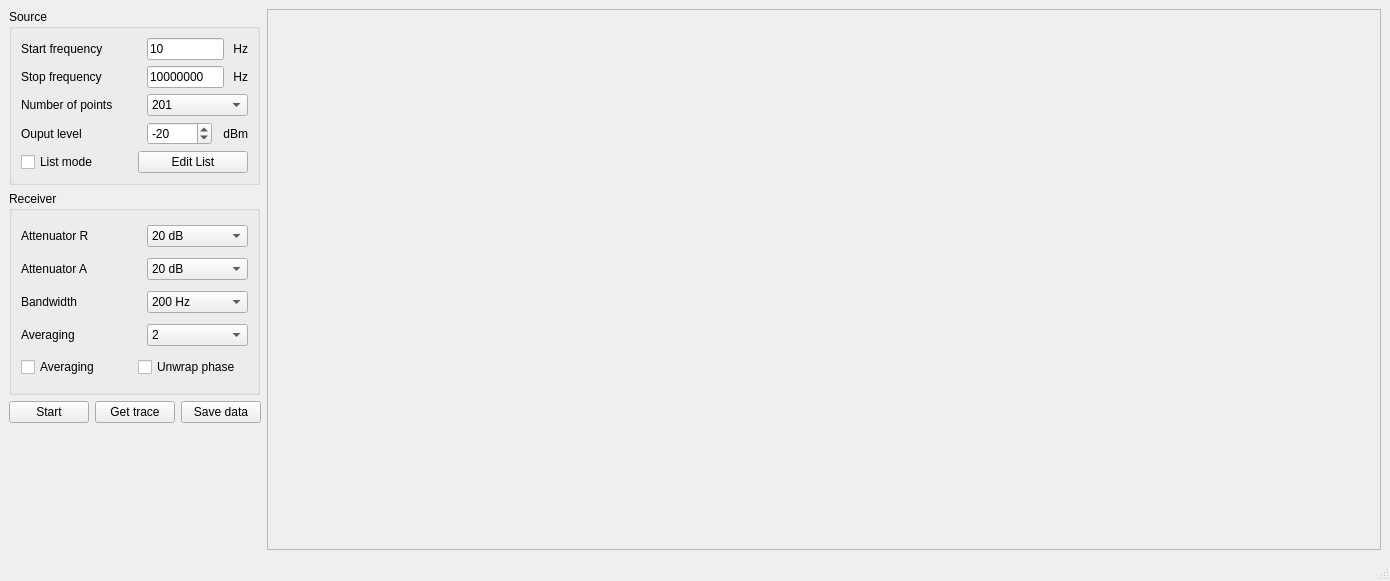
This is loopgain.ui in derlucae98/8751A_loop_gain_phase_gui as Qt 5 draws it before an edit. The edited form follows.
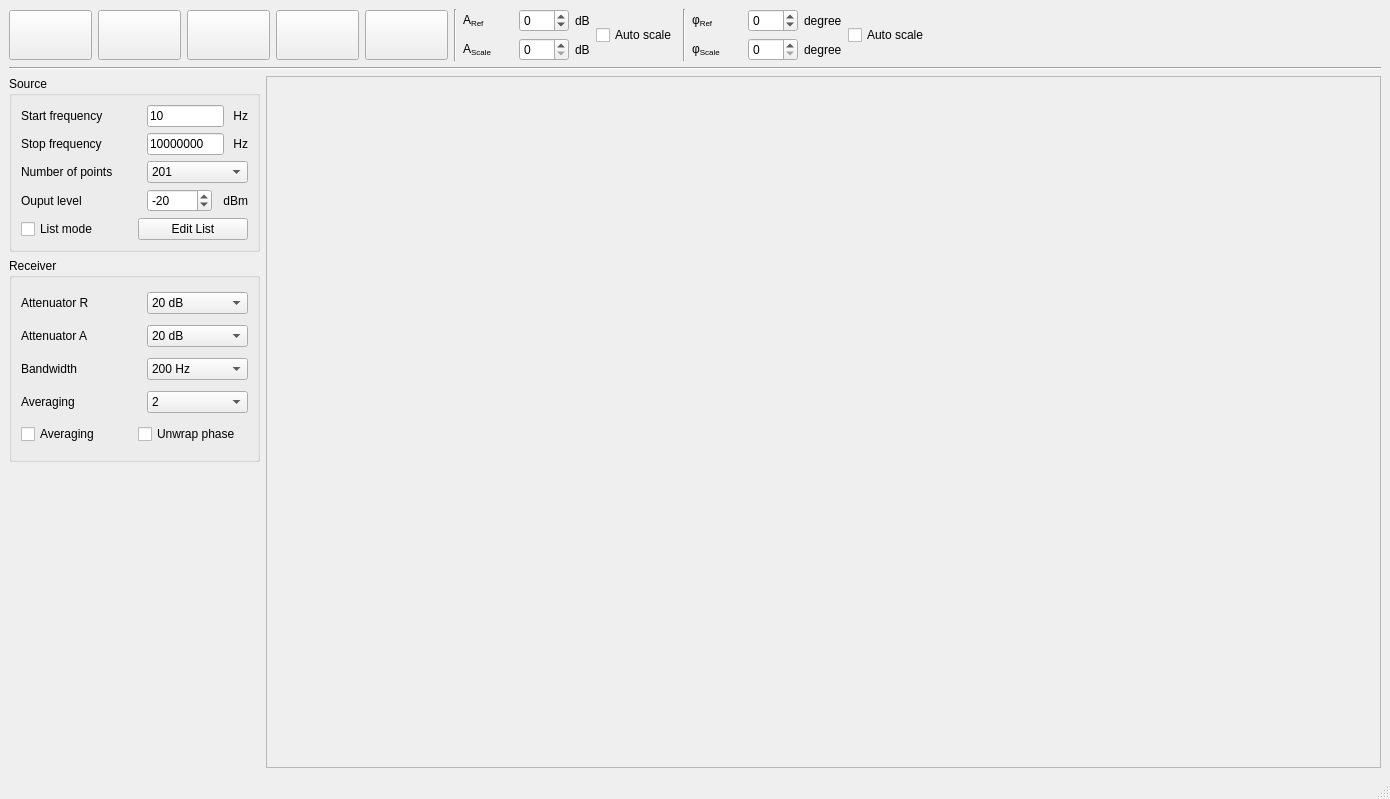
This is the edited form. Icons and pictures are not drawn.

Commit message: Update UI: Add icons to buttons

Patch:
```diff
--- a/loopgain.ui
+++ b/loopgain.ui
@@ -7,7 +7,7 @@
     <x>0</x>
     <y>0</y>
     <width>1390</width>
-    <height>581</height>
+    <height>799</height>
    </rect>
   </property>
   <property name="windowTitle">
@@ -15,7 +15,438 @@
   </property>
   <widget class="QWidget" name="centralwidget">
    <layout class="QFormLayout" name="formLayout">
-    <item row="0" column="0">
+    <item row="0" column="0" colspan="2">
+     <layout class="QVBoxLayout" name="verticalLayout_4">
+      <item>
+       <layout class="QHBoxLayout" name="horizontalLayout_16">
+        <item>
+         <widget class="QPushButton" name="pushButton">
+          <property name="minimumSize">
+           <size>
+            <width>50</width>
+            <height>50</height>
+           </size>
+          </property>
+          <property name="font">
+           <font>
+            <pointsize>21</pointsize>
+            <weight>50</weight>
+            <italic>false</italic>
+            <bold>false</bold>
+            <underline>false</underline>
+            <strikeout>false</strikeout>
+           </font>
+          </property>
+          <property name="toolTip">
+           <string>Export data</string>
+          </property>
+          <property name="text">
+           <string/>
+          </property>
+          <property name="icon">
+           <iconset resource="res.qrc">
+            <normaloff>:/img/res/export.png</normaloff>:/img/res/export.png</iconset>
+          </property>
+          <property name="iconSize">
+           <size>
+            <width>35</width>
+            <height>35</height>
+           </size>
+          </property>
+         </widget>
+        </item>
+        <item>
+         <widget class="QPushButton" name="pushButton_3">
+          <property name="minimumSize">
+           <size>
+            <width>50</width>
+            <height>50</height>
+           </size>
+          </property>
+          <property name="font">
+           <font>
+            <pointsize>21</pointsize>
+            <weight>50</weight>
+            <italic>false</italic>
+            <bold>false</bold>
+            <underline>false</underline>
+            <strikeout>false</strikeout>
+           </font>
+          </property>
+          <property name="toolTip">
+           <string>Load trace</string>
+          </property>
+          <property name="text">
+           <string/>
+          </property>
+          <property name="icon">
+           <iconset resource="res.qrc">
+            <normaloff>:/img/res/update.png</normaloff>:/img/res/update.png</iconset>
+          </property>
+          <property name="iconSize">
+           <size>
+            <width>30</width>
+            <height>30</height>
+           </size>
+          </property>
+         </widget>
+        </item>
+        <item>
+         <widget class="QPushButton" name="pushButton_4">
+          <property name="minimumSize">
+           <size>
+            <width>50</width>
+            <height>50</height>
+           </size>
+          </property>
+          <property name="font">
+           <font>
+            <pointsize>21</pointsize>
+            <weight>50</weight>
+            <italic>false</italic>
+            <bold>false</bold>
+            <underline>false</underline>
+            <strikeout>false</strikeout>
+           </font>
+          </property>
+          <property name="toolTip">
+           <string>Continous</string>
+          </property>
+          <property name="text">
+           <string/>
+          </property>
+          <property name="icon">
+           <iconset resource="res.qrc">
+            <normaloff>:/img/res/play.png</normaloff>:/img/res/play.png</iconset>
+          </property>
+          <property name="iconSize">
+           <size>
+            <width>35</width>
+            <height>35</height>
+           </size>
+          </property>
+          <property name="checkable">
+           <bool>true</bool>
+          </property>
+         </widget>
+        </item>
+        <item>
+         <widget class="QPushButton" name="pushButton_5">
+          <property name="minimumSize">
+           <size>
+            <width>50</width>
+            <height>50</height>
+           </size>
+          </property>
+          <property name="font">
+           <font>
+            <pointsize>21</pointsize>
+            <weight>50</weight>
+            <italic>false</italic>
+            <bold>false</bold>
+            <underline>false</underline>
+            <strikeout>false</strikeout>
+           </font>
+          </property>
+          <property name="toolTip">
+           <string>Single</string>
+          </property>
+          <property name="text">
+           <string/>
+          </property>
+          <property name="icon">
+           <iconset resource="res.qrc">
+            <normaloff>:/img/res/play_pause.png</normaloff>:/img/res/play_pause.png</iconset>
+          </property>
+          <property name="iconSize">
+           <size>
+            <width>35</width>
+            <height>35</height>
+           </size>
+          </property>
+          <property name="checkable">
+           <bool>true</bool>
+          </property>
+         </widget>
+        </item>
+        <item>
+         <widget class="QPushButton" name="pushButton_6">
+          <property name="minimumSize">
+           <size>
+            <width>50</width>
+            <height>50</height>
+           </size>
+          </property>
+          <property name="font">
+           <font>
+            <pointsize>21</pointsize>
+            <weight>50</weight>
+            <italic>false</italic>
+            <bold>false</bold>
+            <underline>false</underline>
+            <strikeout>false</strikeout>
+           </font>
+          </property>
+          <property name="toolTip">
+           <string>Hold</string>
+          </property>
+          <property name="text">
+           <string/>
+          </property>
+          <property name="icon">
+           <iconset resource="res.qrc">
+            <normaloff>:/img/res/stop.png</normaloff>:/img/res/stop.png</iconset>
+          </property>
+          <property name="iconSize">
+           <size>
+            <width>35</width>
+            <height>35</height>
+           </size>
+          </property>
+          <property name="checkable">
+           <bool>true</bool>
+          </property>
+         </widget>
+        </item>
+        <item>
+         <widget class="Line" name="line">
+          <property name="orientation">
+           <enum>Qt::Vertical</enum>
+          </property>
+         </widget>
+        </item>
+        <item>
+         <layout class="QVBoxLayout" name="verticalLayout_2">
+          <item>
+           <layout class="QHBoxLayout" name="horizontalLayout_12">
+            <item>
+             <widget class="QLabel" name="label_9">
+              <property name="minimumSize">
+               <size>
+                <width>50</width>
+                <height>0</height>
+               </size>
+              </property>
+              <property name="text">
+               <string>&lt;html&gt;&lt;head/&gt;&lt;body&gt;&lt;p&gt;A&lt;span style=&quot; vertical-align:sub;&quot;&gt;Ref&lt;/span&gt;&lt;/p&gt;&lt;/body&gt;&lt;/html&gt;</string>
+              </property>
+             </widget>
+            </item>
+            <item>
+             <widget class="QSpinBox" name="spinBox">
+              <property name="minimumSize">
+               <size>
+                <width>50</width>
+                <height>0</height>
+               </size>
+              </property>
+              <property name="maximumSize">
+               <size>
+                <width>50</width>
+                <height>16777215</height>
+               </size>
+              </property>
+              <property name="minimum">
+               <number>-100</number>
+              </property>
+              <property name="maximum">
+               <number>100</number>
+              </property>
+             </widget>
+            </item>
+            <item>
+             <widget class="QLabel" name="label_11">
+              <property name="text">
+               <string>dB</string>
+              </property>
+             </widget>
+            </item>
+           </layout>
+          </item>
+          <item>
+           <layout class="QHBoxLayout" name="horizontalLayout_13">
+            <item>
+             <widget class="QLabel" name="label_13">
+              <property name="minimumSize">
+               <size>
+                <width>50</width>
+                <height>0</height>
+               </size>
+              </property>
+              <property name="text">
+               <string>&lt;html&gt;&lt;head/&gt;&lt;body&gt;&lt;p&gt;A&lt;span style=&quot; vertical-align:sub;&quot;&gt;Scale&lt;/span&gt;&lt;/p&gt;&lt;/body&gt;&lt;/html&gt;</string>
+              </property>
+             </widget>
+            </item>
+            <item>
+             <widget class="QSpinBox" name="spinBox_2">
+              <property name="minimumSize">
+               <size>
+                <width>50</width>
+                <height>0</height>
+               </size>
+              </property>
+              <property name="maximumSize">
+               <size>
+                <width>50</width>
+                <height>16777215</height>
+               </size>
+              </property>
+              <property name="maximum">
+               <number>100</number>
+              </property>
+             </widget>
+            </item>
+            <item>
+             <widget class="QLabel" name="label_14">
+              <property name="text">
+               <string>dB</string>
+              </property>
+             </widget>
+            </item>
+           </layout>
+          </item>
+         </layout>
+        </item>
+        <item>
+         <widget class="QCheckBox" name="checkBox_2">
+          <property name="text">
+           <string>Auto scale</string>
+          </property>
+         </widget>
+        </item>
+        <item>
+         <widget class="Line" name="line_3">
+          <property name="orientation">
+           <enum>Qt::Vertical</enum>
+          </property>
+         </widget>
+        </item>
+        <item>
+         <layout class="QVBoxLayout" name="verticalLayout_3">
+          <item>
+           <layout class="QHBoxLayout" name="horizontalLayout_14">
+            <item>
+             <widget class="QLabel" name="label_15">
+              <property name="minimumSize">
+               <size>
+                <width>50</width>
+                <height>0</height>
+               </size>
+              </property>
+              <property name="text">
+               <string>&lt;html&gt;&lt;head/&gt;&lt;body&gt;&lt;p&gt;φ&lt;span style=&quot; vertical-align:sub;&quot;&gt;Ref&lt;/span&gt;&lt;/p&gt;&lt;/body&gt;&lt;/html&gt;</string>
+              </property>
+             </widget>
+            </item>
+            <item>
+             <widget class="QSpinBox" name="spinBox_3">
+              <property name="minimumSize">
+               <size>
+                <width>50</width>
+                <height>0</height>
+               </size>
+              </property>
+              <property name="maximumSize">
+               <size>
+                <width>50</width>
+                <height>16777215</height>
+               </size>
+              </property>
+              <property name="minimum">
+               <number>-360</number>
+              </property>
+              <property name="maximum">
+               <number>360</number>
+              </property>
+             </widget>
+            </item>
+            <item>
+             <widget class="QLabel" name="label_16">
+              <property name="text">
+               <string>degree</string>
+              </property>
+             </widget>
+            </item>
+           </layout>
+          </item>
+          <item>
+           <layout class="QHBoxLayout" name="horizontalLayout_15">
+            <item>
+             <widget class="QLabel" name="label_17">
+              <property name="minimumSize">
+               <size>
+                <width>50</width>
+                <height>0</height>
+               </size>
+              </property>
+              <property name="text">
+               <string>&lt;html&gt;&lt;head/&gt;&lt;body&gt;&lt;p&gt;φ&lt;span style=&quot; vertical-align:sub;&quot;&gt;Scale&lt;/span&gt;&lt;/p&gt;&lt;/body&gt;&lt;/html&gt;</string>
+              </property>
+             </widget>
+            </item>
+            <item>
+             <widget class="QSpinBox" name="spinBox_4">
+              <property name="minimumSize">
+               <size>
+                <width>50</width>
+                <height>0</height>
+               </size>
+              </property>
+              <property name="maximumSize">
+               <size>
+                <width>50</width>
+                <height>16777215</height>
+               </size>
+              </property>
+              <property name="maximum">
+               <number>360</number>
+              </property>
+             </widget>
+            </item>
+            <item>
+             <widget class="QLabel" name="label_18">
+              <property name="text">
+               <string>degree</string>
+              </property>
+             </widget>
+            </item>
+           </layout>
+          </item>
+         </layout>
+        </item>
+        <item>
+         <widget class="QCheckBox" name="checkBox_3">
+          <property name="text">
+           <string>Auto scale</string>
+          </property>
+         </widget>
+        </item>
+        <item>
+         <spacer name="horizontalSpacer">
+          <property name="orientation">
+           <enum>Qt::Horizontal</enum>
+          </property>
+          <property name="sizeHint" stdset="0">
+           <size>
+            <width>40</width>
+            <height>20</height>
+           </size>
+          </property>
+         </spacer>
+        </item>
+       </layout>
+      </item>
+      <item>
+       <widget class="Line" name="line_2">
+        <property name="orientation">
+         <enum>Qt::Horizontal</enum>
+        </property>
+       </widget>
+      </item>
+     </layout>
+    </item>
+    <item row="1" column="0">
      <layout class="QVBoxLayout" name="verticalLayout">
       <item>
        <widget class="QGroupBox" name="grpSource">
@@ -474,40 +905,6 @@
         </layout>
        </widget>
       </item>
-      <item>
-       <layout class="QHBoxLayout" name="horizontalLayout_9">
-        <property name="sizeConstraint">
-         <enum>QLayout::SetMinimumSize</enum>
-        </property>
-        <item>
-         <widget class="QPushButton" name="btnStart">
-          <property name="maximumSize">
-           <size>
-            <width>9999</width>
-            <height>16777215</height>
-           </size>
-          </property>
-          <property name="text">
-           <string>Start</string>
-          </property>
-         </widget>
-        </item>
-        <item>
-         <widget class="QPushButton" name="btnGetTrace">
-          <property name="text">
-           <string>Get trace</string>
-          </property>
-         </widget>
-        </item>
-        <item>
-         <widget class="QPushButton" name="btnSave">
-          <property name="text">
-           <string>Save data</string>
-          </property>
-         </widget>
-        </item>
-       </layout>
-      </item>
       <item>
        <spacer name="verticalSpacer">
         <property name="orientation">
@@ -523,7 +920,7 @@
       </item>
      </layout>
     </item>
-    <item row="0" column="1">
+    <item row="1" column="1">
      <widget class="QFrame" name="chart">
       <property name="contextMenuPolicy">
        <enum>Qt::CustomContextMenu</enum>
```
Left out of the diff: 6 changed lines with no effect on the pictures. The commit also changes 12 other files.
